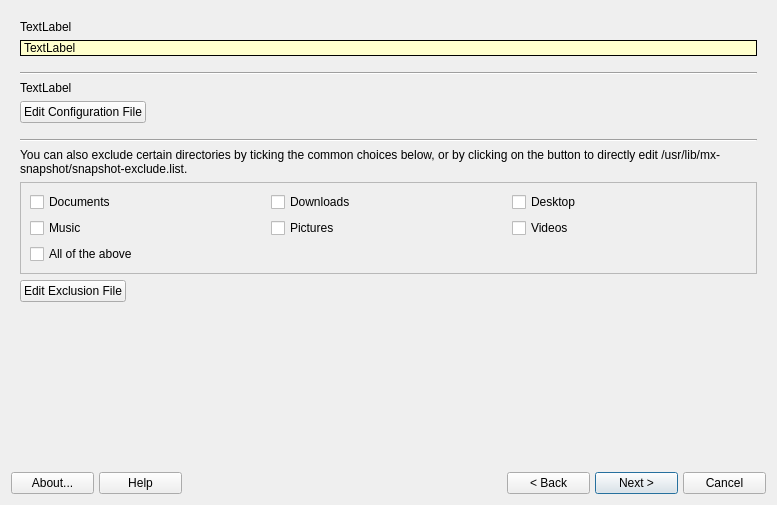
First picture: the form in mxsnapshot.ui, repository AdrianTM/mx-snapshot-old, before the edit.
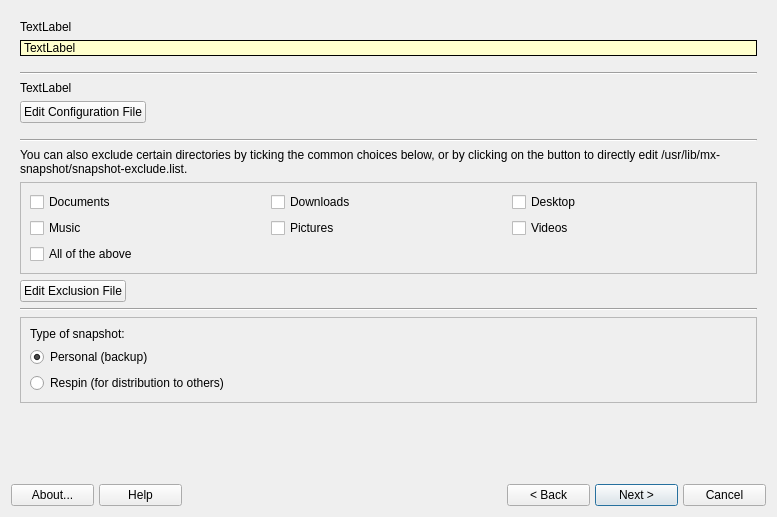
Second picture: the form after the edit. Icons and pictures are not drawn.

Commit message: added respin option

What changed in the file:
```diff
--- a/mxsnapshot.ui
+++ b/mxsnapshot.ui
@@ -7,7 +7,7 @@
     <x>0</x>
     <y>0</y>
     <width>777</width>
-    <height>505</height>
+    <height>517</height>
    </rect>
   </property>
   <property name="windowTitle">
@@ -360,6 +360,68 @@
          </property>
         </widget>
        </item>
+       <item>
+        <widget class="Line" name="line">
+         <property name="orientation">
+          <enum>Qt::Horizontal</enum>
+         </property>
+        </widget>
+       </item>
+       <item>
+        <widget class="QFrame" name="frame_3">
+         <property name="frameShape">
+          <enum>QFrame::StyledPanel</enum>
+         </property>
+         <property name="frameShadow">
+          <enum>QFrame::Plain</enum>
+         </property>
+         <property name="lineWidth">
+          <number>0</number>
+         </property>
+         <layout class="QGridLayout" name="gridLayout_3" rowstretch="0,0,0">
+          <item row="2" column="0">
+           <widget class="QRadioButton" name="radioRespin">
+            <property name="toolTip">
+             <string>&lt;html&gt;&lt;head/&gt;&lt;body&gt;&lt;p&gt;This option will reset &amp;quot;demo&amp;quot; and &amp;quot;root&amp;quot; passswords to the MX Linux defaults and will not copy any personal accounts created.&lt;/p&gt;&lt;/body&gt;&lt;/html&gt;</string>
+            </property>
+            <property name="text">
+             <string>Respin (for distribution to others)</string>
+            </property>
+           </widget>
+          </item>
+          <item row="0" column="0">
+           <widget class="QLabel" name="label">
+            <property name="text">
+             <string>Type of snapshot:</string>
+            </property>
+           </widget>
+          </item>
+          <item row="1" column="0">
+           <widget class="QRadioButton" name="radioPersonal">
+            <property name="text">
+             <string>Personal (backup)</string>
+            </property>
+            <property name="checked">
+             <bool>true</bool>
+            </property>
+           </widget>
+          </item>
+          <item row="1" column="1">
+           <spacer name="horizontalSpacer">
+            <property name="orientation">
+             <enum>Qt::Horizontal</enum>
+            </property>
+            <property name="sizeHint" stdset="0">
+             <size>
+              <width>40</width>
+              <height>20</height>
+             </size>
+            </property>
+           </spacer>
+          </item>
+         </layout>
+        </widget>
+       </item>
        <item>
         <spacer name="verticalSpacer_2">
          <property name="orientation">
```
The commit also changes 5 other files.
